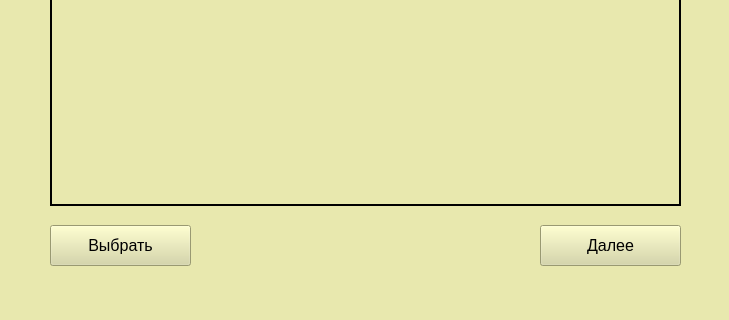
First picture: the form in dog_shelter_second_form_designer.ui, repository dimondg/dog_shelter, before the edit; both pictures show x 0 to 729 and y 225 to 545 of the 729 by 545 pixel window.
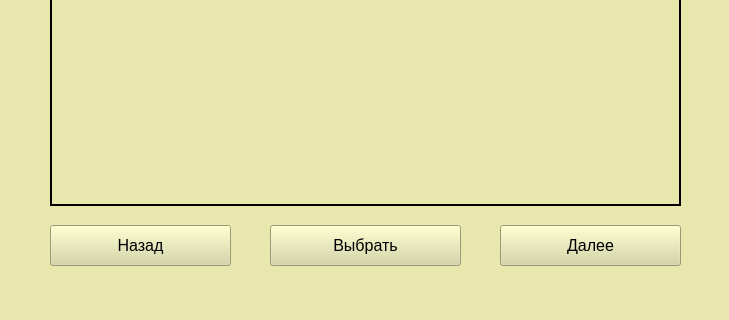
Second picture: the form after the edit.

What changed in the file:
```diff
--- a/dog_shelter_second_form_designer.ui
+++ b/dog_shelter_second_form_designer.ui
@@ -36,9 +36,9 @@
    <widget class="QPushButton" name="pushButton">
     <property name="geometry">
      <rect>
-      <x>540</x>
+      <x>500</x>
       <y>450</y>
-      <width>141</width>
+      <width>181</width>
       <height>41</height>
      </rect>
     </property>
@@ -57,9 +57,9 @@
    <widget class="QPushButton" name="pushButton_2">
     <property name="geometry">
      <rect>
-      <x>50</x>
+      <x>270</x>
       <y>450</y>
-      <width>141</width>
+      <width>191</width>
       <height>41</height>
      </rect>
     </property>
@@ -75,6 +75,27 @@
      <string>Выбрать</string>
     </property>
    </widget>
+   <widget class="QPushButton" name="btn_back">
+    <property name="geometry">
+     <rect>
+      <x>50</x>
+      <y>450</y>
+      <width>181</width>
+      <height>41</height>
+     </rect>
+    </property>
+    <property name="font">
+     <font>
+      <pointsize>12</pointsize>
+     </font>
+    </property>
+    <property name="styleSheet">
+     <string notr="true">background-color: rgb(214, 214, 160)</string>
+    </property>
+    <property name="text">
+     <string>Назад</string>
+    </property>
+   </widget>
   </widget>
   <widget class="QMenuBar" name="menubar">
    <property name="geometry">
```
